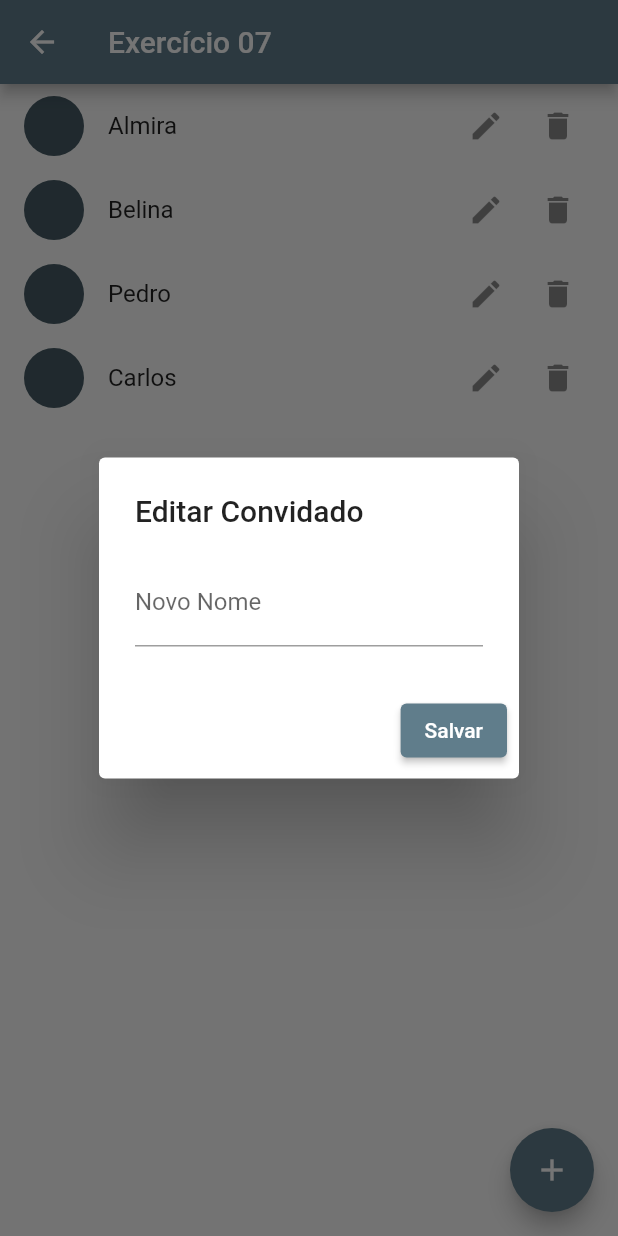
After one commit to samuelevi87/sl3v1_flutter, a Flutter app: the Exercicio07 screen opened directly, after a tap on the "edit" icon, on a phone screen of 412 x 824 dp. The commit adds this screen. Run offline on Flutter 3.47's test engine with Material 2 defaults, Android fonts, the phone set to English and light mode, and no system bars; our stand-ins replace math_expressions; network calls fail.

Commit message:
feat: Implementação do Exercício 07, Lista de convidados, criação do objeto convidadoModel.dart, método de deleção, edição e adição de convidados.

```diff
--- /dev/null
+++ b/lib/Screens/exercicio_07.dart
@@ -0,0 +1,149 @@
+import 'package:flutter/material.dart';
+import 'package:sl3v1_flutter/models/convidadoModel.dart';
+
+class Exercicio07 extends StatefulWidget {
+  const Exercicio07({super.key});
+
+  @override
+  State<Exercicio07> createState() => _Exercicio07State();
+}
+
+class _Exercicio07State extends State<Exercicio07> {
+  List<ConvidadoModel> guests = [
+    ConvidadoModel(
+        nome: 'Almira', imagem: 'https://boredhumans.com/faces2/629.jpg'),
+    ConvidadoModel(
+        nome: 'Belina', imagem: 'https://boredhumans.com/faces2/955.jpg'),
+    ConvidadoModel(
+        nome: 'Pedro', imagem: 'https://boredhumans.com/faces2/125.jpg'),
+    ConvidadoModel(
+        nome: 'Carlos', imagem: 'https://boredhumans.com/faces2/123.jpg'),
+  ];
+
+  void adicionarConvidado(String nome, int numero) {
+    String imagem = 'https://boredhumans.com/faces2/$numero.jpg';
+
+    setState(() {
+      guests.add(ConvidadoModel(nome: nome, imagem: imagem));
+    });
+  }
+
+  void editarConvidado(String nomeAnterior, int index) {
+    showDialog(
+      context: context,
+      builder: (BuildContext context) {
+        String novoNome = guests[index].nome;
+
+        return AlertDialog(
+          title: const Text('Editar Convidado'),
+          content: Column(
+            mainAxisSize: MainAxisSize.min,
+            children: [
+              TextField(
+                onChanged: (value) {
+                  novoNome = value;
+                },
+                decoration: InputDecoration(
+                  labelText: 'Novo Nome',
+                  hintText: guests[index].nome,
+                ),
+              ),
+            ],
+          ),
+          actions: [
+            ElevatedButton(
+              onPressed: () {
+                setState(() {
+                  guests[index].nome = novoNome;
+                });
+                Navigator.pop(context);
+              },
+              child: const Text('Salvar'),
+            ),
+          ],
+        );
+      },
+    );
+  }
+
+  @override
+  Widget build(BuildContext context) {
+    return Scaffold(
+      appBar: AppBar(
+        title: Text('Exercício 07'),
+      ),
+      body: ListView.builder(
+        itemCount: guests.length,
+        itemBuilder: (context, index) {
+          return ListTile(
+            leading: CircleAvatar(
+                backgroundImage: NetworkImage(guests[index].imagem)),
+            title: Text(guests[index].nome),
+            trailing: Row(
+              mainAxisSize: MainAxisSize.min,
+              children: [
+                IconButton(
+                  icon: const Icon(Icons.edit),
+                  onPressed: () {
+                    editarConvidado(guests[index].nome, index);
+                  },
+                ),
+                IconButton(
+                  icon: const Icon(Icons.delete),
+                  onPressed: () {
+                    setState(() {
+                      guests.removeAt(index);
+                    });
+                  },
+                ),
+              ],
+            ),
+          );
+        },
+      ),
+      floatingActionButton: FloatingActionButton(
+        onPressed: () {
+          showDialog(
+            context: context,
+            builder: (BuildContext context) {
+              String nome = '';
+              int numero = 0;
+
+              return AlertDialog(
+                title: const Text('Adicionar Convidado'),
+                content: Column(
+                  mainAxisSize: MainAxisSize.min,
+                  children: [
+                    TextField(
+                      onChanged: (value) {
+                        nome = value;
+                      },
+                      decoration: const InputDecoration(labelText: 'Nome'),
+                    ),
+                    TextField(
+                      onChanged: (value) {
+                        numero = int.tryParse(value) ?? 0;
+                      },
+                      decoration:
+                          const InputDecoration(labelText: 'Id da Foto'),
+                    ),
+                  ],
+                ),
+                actions: [
+                  ElevatedButton(
+                    onPressed: () {
+                      adicionarConvidado(nome, numero);
+                      Navigator.pop(context);
+                    },
+                    child: const Text('Adicionar'),
+                  ),
+                ],
+              );
+            },
+          );
+        },
+        child: const Icon(Icons.add),
+      ),
+    );
+  }
+}
--- /dev/null
+++ b/lib/models/convidadoModel.dart
@@ -0,0 +1,6 @@
+class ConvidadoModel {
+  String nome = "";
+  String imagem = "";
+
+ConvidadoModel({required this.nome, required this.imagem});
+}
```
Also changed, not shown: lib/Screens/main_home.dart (+45 -16 lines).
